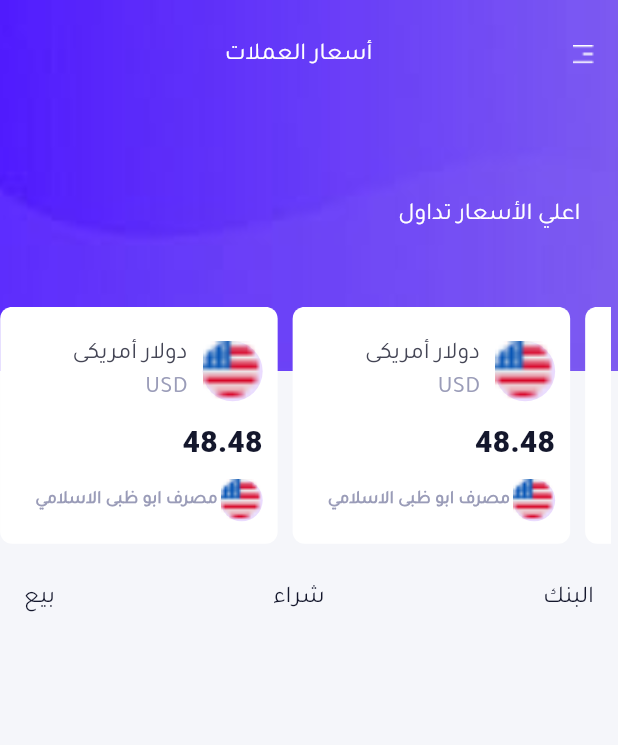
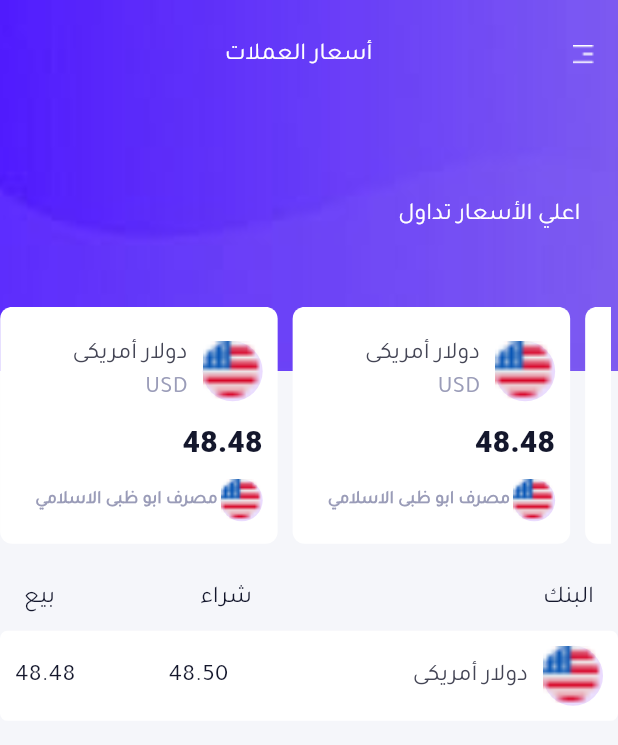
Before and after one commit to mohamedamr77/Currencies, a Flutter app: the screen it shows after launch, on a phone screen of 412 x 824 dp. Shown: the top 745 px of the screen. Run offline on Flutter 3.47's test engine with Material 3 defaults, Android fonts, the phone set to English and light mode, and no system bars.

Commit message:
step before listview

```diff
--- a/lib/features/Dashborad/screen.dart
+++ b/lib/features/Dashborad/screen.dart
@@ -66,12 +66,12 @@ class _DashboardScreenState extends State<DashboardScreen> {
               ),
             ),
             Padding(
-              padding: const EdgeInsets.only(top: 25,right: 16,left: 16),
+              padding: const EdgeInsets.only(top: 25, right: 16, left: 16),
               child: Row(
                 textDirection: TextDirection.rtl,
-                mainAxisAlignment: MainAxisAlignment.spaceBetween,
                 children: [
-                  Text("البنك",
+                  Text(
+                    "البنك",
                     textAlign: TextAlign.right,
                     style: TextStyle(
                       color: Color(0xff14172c),
@@ -79,7 +79,9 @@ class _DashboardScreenState extends State<DashboardScreen> {
                       fontSize: 16,
                     ),
                   ),
-                  Text("شراء",
+                  Spacer(flex: 2),
+                  Text(
+                    "شراء",
                     textAlign: TextAlign.right,
                     style: TextStyle(
                       color: Color(0xff14172c),
@@ -87,7 +89,9 @@ class _DashboardScreenState extends State<DashboardScreen> {
                       fontSize: 16,
                     ),
                   ),
-                  Text("بيع",
+                  Spacer(flex: 1),
+                  Text(
+                    "بيع",
                     textAlign: TextAlign.right,
                     style: TextStyle(
                       color: Color(0xff14172c),
@@ -98,6 +102,62 @@ class _DashboardScreenState extends State<DashboardScreen> {
                 ],
               ),
             ),
+            SizedBox(height: 10),
+            Container(
+              padding: EdgeInsets.all(10),
+              decoration: BoxDecoration(
+                color: Colors.white,
+                borderRadius: BorderRadius.circular(5),
+              ),
+              child: Row(
+                textDirection: TextDirection.rtl,
+                children: [
+                  Row(
+                    mainAxisSize: MainAxisSize.min,
+                    mainAxisAlignment: MainAxisAlignment.end,
+                    textDirection: TextDirection.rtl,
+                    children: [
+                      CircleAvatar(
+                        child: Image(
+                          image: AssetImage("assets/images/amreica.png"),
+                          fit: BoxFit.cover,
+                          width: double.infinity,
+                          height: double.infinity,
+                        ),
+                      ),
+                      SizedBox(width: 10),
+                      CountryCurrency("دولار أمريكى "),
+                    ],
+                  ),
+                  Spacer(flex: 2),
+                Row(
+                  mainAxisAlignment: MainAxisAlignment.center,
+                  crossAxisAlignment: CrossAxisAlignment.center,
+                  children: [
+                    Text(
+                      "48.48", // Replace with the actual buying price
+                      style: TextStyle(
+                        color: Color(0xff14172c),
+                        fontFamily: "Tajawal",
+                        fontSize: 16,
+                      ),
+                    ),
+                    SizedBox(width: 62),
+                    Text(
+                      "48.50", // Replace with the actual selling price
+                      style: TextStyle(
+                        color: Color(0xff14172c),
+                        fontFamily: "Tajawal",
+                        fontSize: 16,
+                      ),
+                    ),
+                  ],
+                ),
+
+
+                ],
+              ),
+            )
           ],
         ),
       ),
```
Lines whose indentation alone changed are shown as unchanged.
